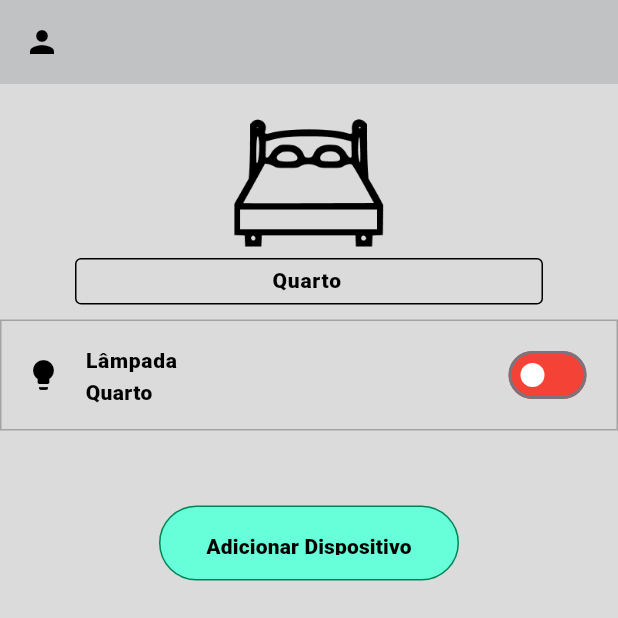
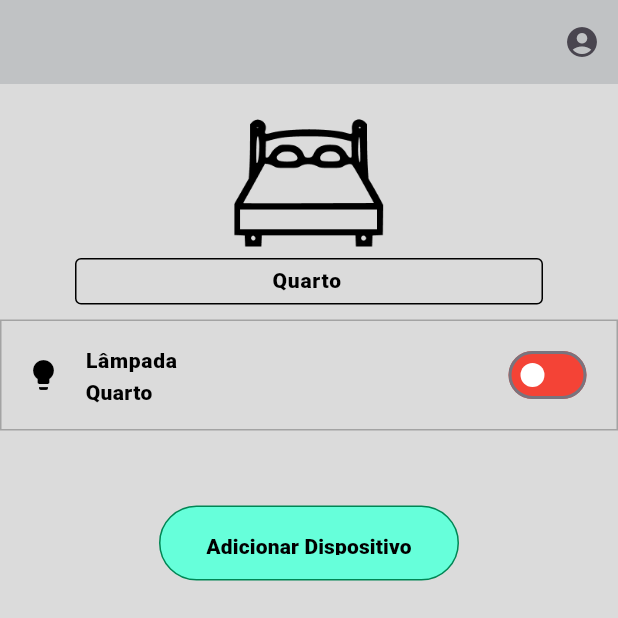
Before and after one commit to Sara-Mirian-Santos/SmartHouse, a Flutter app: the quarto screen opened directly, on a phone screen of 412 x 824 dp, the top half of it. Run offline on Flutter 3.47's test engine with Material 3 defaults, Android fonts, the phone set to English and light mode, and no system bars; our stand-ins replace cloud_firestore, firebase_core; accounts and stored records are empty.

Commit message:
Update quarto.dart

```diff
--- a/smart_house/smart_house/lib/quarto.dart
+++ b/smart_house/smart_house/lib/quarto.dart
@@ -2,6 +2,8 @@
 
 import 'package:flutter/material.dart';
 import 'package:smart_house/perfil.dart';
+
+import 'Home.dart';
 
 class quarto extends StatefulWidget {
   const quarto({super.key});
@@ -25,21 +27,12 @@ class _quartoState extends State<quarto> {
           borderRadius: BorderRadius.zero,
         ),
         actions: [
-          Padding(
-            padding: EdgeInsets.fromLTRB(0, 0, 360, 0),
-            child:
-            IconButton(
-              icon: const Icon(Icons.person),
-              iconSize: 24,
-              color: Colors.black,
-              onPressed: () {
+          IconButton(onPressed: () {
             Navigator.push(
                 context,
                 MaterialPageRoute(
                     builder: (context) => perfil()));
-              },
-            ),
-          ),
+          }, icon: Icon(Icons.account_circle_sharp))
         ],
       ),
       bottomNavigationBar: BottomNavigationBar(           //barra inferior
@@ -57,6 +50,7 @@ class _quartoState extends State<quarto> {
             label: "",
           ),
         ],
+
         backgroundColor: Color(0xff537bd6),
         currentIndex: 0,
         elevation: 8,
@@ -67,7 +61,12 @@ class _quartoState extends State<quarto> {
         unselectedFontSize:8,
         showSelectedLabels: true,
         showUnselectedLabels: true,
-        onTap: (value){},
+        onTap: (value1){
+          Navigator.pushReplacement(
+              context,
+              MaterialPageRoute(
+                  builder: (context) => home()));
+        },
       ),
       body: Container(
         alignment: Alignment.center,
```
Lines whose indentation alone changed are shown as unchanged.
